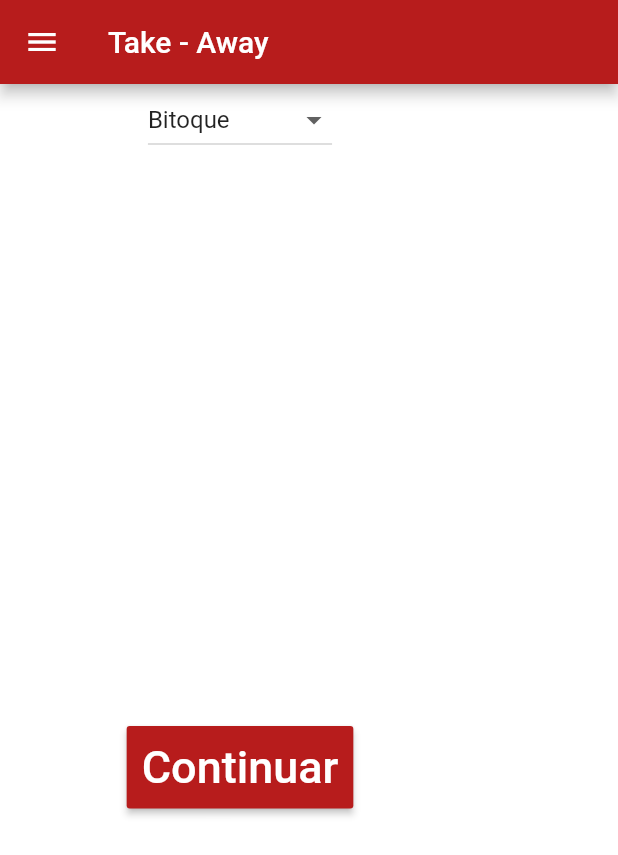
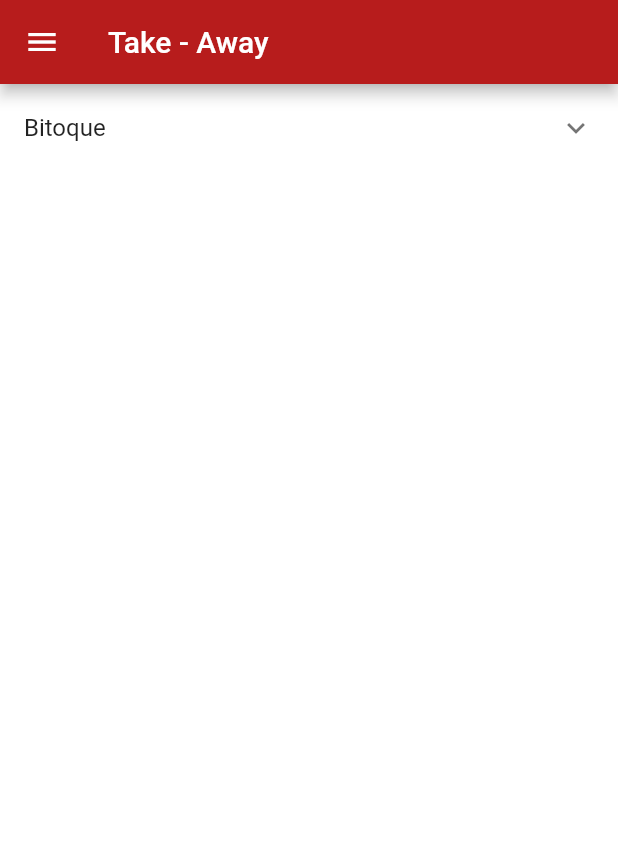
Before and after one commit to mapinheiro/IHC, a Flutter app: the TakeawayAsk2 screen opened by its route, on a phone screen of 412 x 824 dp. Shown: the top 855 px of the screen. Run offline on Flutter 3.47's test engine with Material 2 defaults, Android fonts, the phone set to English and light mode, and no system bars; statements that could not run were skipped.

Commit message:
takeaway changes

```diff
--- a/nova/lib/screens/takeawayAsk1.dart
+++ b/nova/lib/screens/takeawayAsk1.dart
@@ -43,7 +43,7 @@ class TakeawayAsk1 extends StatelessWidget {
                         child: Text('Filtro', style: TextStyle(fontSize: 25, color: Colors.white)),
                       ),
                     ),
-                    SizedBox(height: 50.0),
+                    SizedBox(height: 20.0),
                     new Column(
                       mainAxisAlignment: MainAxisAlignment.end,
                       children: <Widget>[
--- a/nova/lib/screens/takeawayAsk2.dart
+++ b/nova/lib/screens/takeawayAsk2.dart
@@ -1,16 +1,18 @@
 import 'package:flutter/material.dart';
 import 'package:nova/functions.dart';
 
-String dropdownValue = 'Bitoque';
-class TakeawayAsk2 extends StatefulWidget{
+//String dropdownValue = 'Bitoque';
+/*class TakeawayAsk2 extends StatefulWidget{
   TakeawayAsk2State createState()=> TakeawayAsk2State();
 }
-class TakeawayAsk2State extends State<TakeawayAsk2> {
+*/
+class TakeawayAsk2 extends StatelessWidget  {
   @override
   Widget build (BuildContext context) {
     return new Scaffold(
 
       //App Bar
+
       drawer: Functions.menuL(context),
       appBar: new AppBar(
         title: new Text(
@@ -27,26 +29,31 @@ class TakeawayAsk2State extends State<TakeawayAsk2> {
       ),
 
       //Content of tabs
-      body:  new SingleChildScrollView(
-        child: new Column(
-          mainAxisAlignment: MainAxisAlignment.center,
+     body:  new SingleChildScrollView(
+
+      child:
+          new Row(
             children: <Widget>[
-              DropdownButton<String>(
-               value: dropdownValue,
-               onChanged: (String newValue) {
-                 setState(() {
-                   dropdownValue = newValue;
-          });
-        },
-        items: <String>['Bitoque','Batata Frita', 'Arroz', 'Ovo Estrelado', 'Bife']
-            .map<DropdownMenuItem<String>>((String value) {
-          return DropdownMenuItem<String>(
-            value: value,
-            child: Text(value),
-          );
-        })
-            .toList(),
+              Expanded(
+                child: SizedBox(
+                  height: 300.0,
+                  child:
+                  new ListView.builder(
+                    itemBuilder: (BuildContext context, int index) => EntryItem(data[index]),
+                    itemCount: data.length,
+                ),
+              ),
+                ),
+            ],
+
+      /*
+      new ListView.builder(
+          itemBuilder: (BuildContext context, int index) => EntryItem(data[index]),
+            itemCount: data.length,
+
           ),
+          */
+          /*
           SizedBox(height: 380.0, width: 320.0),
               new RaisedButton(
 
@@ -63,9 +70,8 @@ class TakeawayAsk2State extends State<TakeawayAsk2> {
                   textAlign: TextAlign.center,
                 ),
               ),
-
-          ],
           ),
+          */
           // SizedBox(height: 50.0),
         /*  new Column(
 
@@ -87,9 +93,110 @@ class TakeawayAsk2State extends State<TakeawayAsk2> {
       ],*/
 
           //),
-      ),
 
+     ),
+    ),
     );
 
   }
 }
+class Entry {
+  Entry(this.title,[this.children = const <Entry>[]]);
+
+  final String title;
+
+  final List<Entry> children;
+
+}
+
+// The entire multilevel list displayed by this app.
+final List<Entry> data = <Entry>[
+  Entry(
+    'Bitoque',
+
+    <Entry>[
+
+      Entry('Batatas Fritas'),
+      Entry('Arroz'),
+      Entry('Ovo Estrelado'),
+      Entry('Salada'),
+
+    ],
+  ),
+   /*Entry(
+    'Chapter B',
+    <Entry>[
+      Entry('Section B0'),
+      Entry('Section B1'),
+    ],
+  ),
+  */
+  /*Entry(
+    'Chapter C',
+    <Entry>[
+      Entry('Section C0'),
+      Entry('Section C1'),
+      Entry(
+        'Section C2',
+        <Entry>[
+          Entry('Item C2.0'),
+          Entry('Item C2.1'),
+
+        ],
+      ),
+    ],
+  ),
+  */
+];
+
+// Displays one Entry. If the entry has children then it's displayed
+// with an ExpansionTile.
+class EntryItem extends StatelessWidget {
+  const EntryItem(this.entry);
+
+  final Entry entry;
+
+  Widget _buildTiles(Entry root) {
+    if (root.children.isEmpty) return Container(
+        child:Padding(
+            padding: const EdgeInsets.symmetric(
+              vertical: 8.0,
+              horizontal: 32.0,
+            ),
+            child:Row(
+                mainAxisAlignment: MainAxisAlignment.spaceBetween,
+                children:[
+                  new Row(
+                mainAxisAlignment: MainAxisAlignment.spaceBetween,
+                children:[
+                    Text(root.title),
+                       SizedBox(
+
+                         width:30,
+                        height: 30,
+                         child: FloatingActionButton( onPressed: () => {},
+
+                         tooltip: 'Increment',
+                           child: Icon(Icons.add),
+
+                       ),
+                       ),
+
+                ]
+            ),
+                ]
+            )
+        )
+    );
+    return ExpansionTile(
+      key: PageStorageKey<Entry>(root),
+      title: Text(root.title),
+      children: root.children.map(_buildTiles).toList(),
+    );
+  }
+
+  @override
+  Widget build(BuildContext context) {
+    return _buildTiles(entry);
+  }
+}
```
